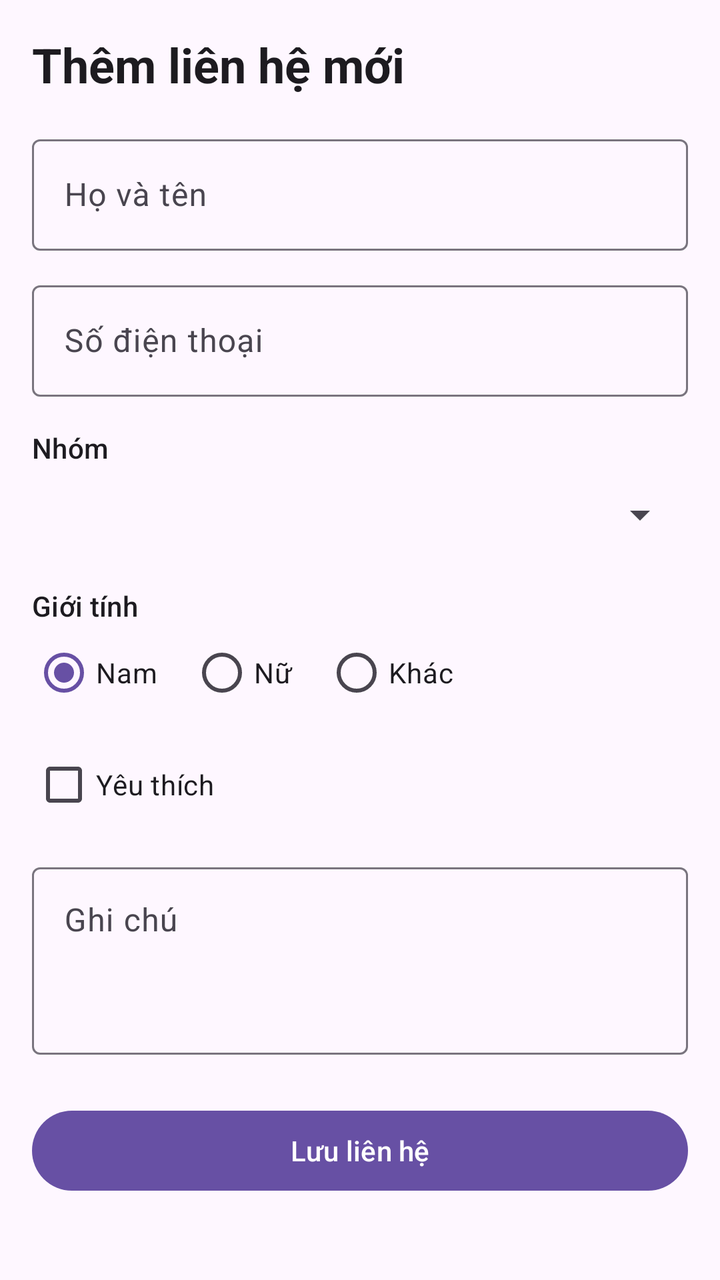
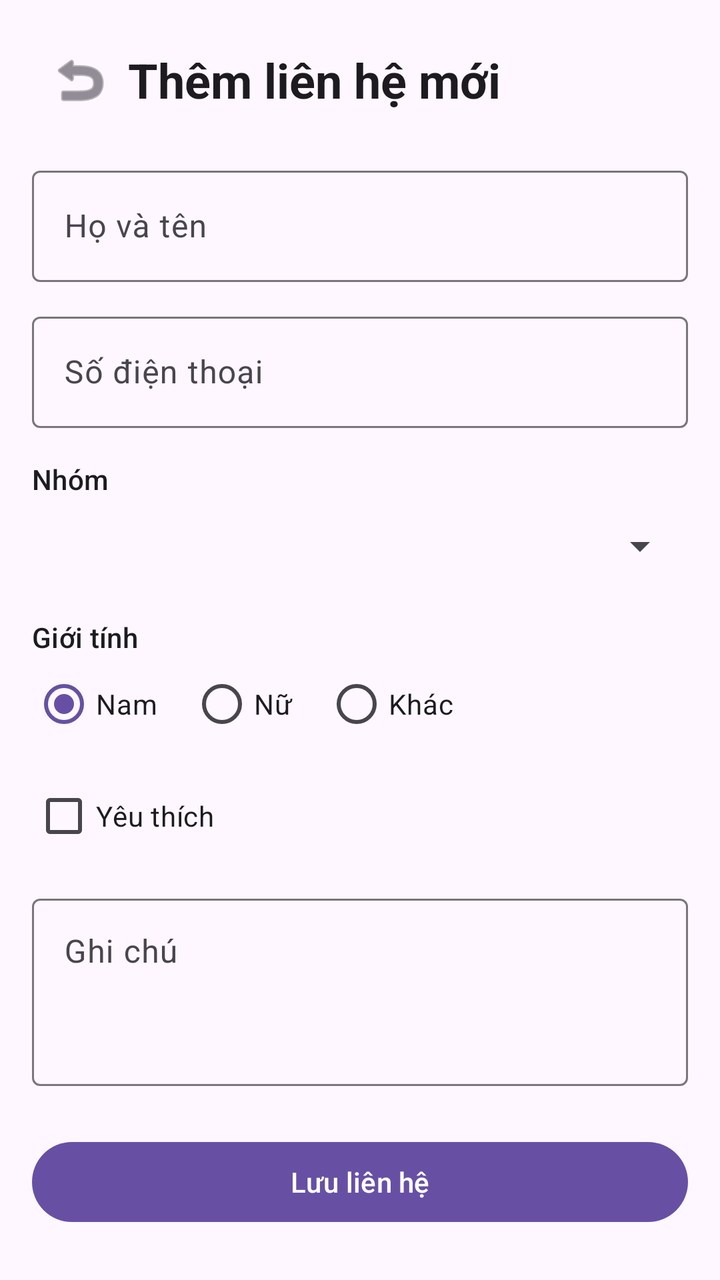

Compare the two renders of this Android layout. The source of the first and the diff that turns it into the second are given below.
<!-- AndroidManifest.xml: application theme Theme.ContactsManagement -->
<!-- res/layout/activity_add_contact.xml -->
<?xml version="1.0" encoding="utf-8"?>
<ScrollView xmlns:android="http://schemas.android.com/apk/res/android"
    xmlns:tools="http://schemas.android.com/tools"
    android:id="@+id/main"
    android:layout_width="match_parent"
    android:layout_height="match_parent"
    tools:context=".AddContactActivity">

    <LinearLayout
        android:layout_width="match_parent"
        android:layout_height="wrap_content"
        android:orientation="vertical"
        android:padding="16dp">

        <TextView
            android:layout_width="wrap_content"
            android:layout_height="wrap_content"
            android:layout_marginBottom="16dp"
            android:text="@string/add_contact_title"
            android:textAppearance="?attr/textAppearanceHeadlineSmall"
            android:textStyle="bold" />

        <com.google.android.material.textfield.TextInputLayout
            android:id="@+id/name_layout"
            android:layout_width="match_parent"
            android:layout_height="wrap_content"
            android:hint="@string/full_name">

            <com.google.android.material.textfield.TextInputEditText
                android:id="@+id/name_input"
                android:layout_width="match_parent"
                android:layout_height="wrap_content"
                android:inputType="textPersonName|textCapWords"
                android:maxLines="1" />
        </com.google.android.material.textfield.TextInputLayout>

        <com.google.android.material.textfield.TextInputLayout
            android:id="@+id/phone_layout"
            android:layout_width="match_parent"
            android:layout_height="wrap_content"
            android:layout_marginTop="12dp"
            android:hint="@string/phone_number">

            <com.google.android.material.textfield.TextInputEditText
                android:id="@+id/phone_input"
                android:layout_width="match_parent"
                android:layout_height="wrap_content"
                android:digits="0123456789"
                android:inputType="phone"
                android:maxLength="10"
                android:maxLines="1" />
        </com.google.android.material.textfield.TextInputLayout>

        <TextView
            android:layout_width="wrap_content"
            android:layout_height="wrap_content"
            android:layout_marginTop="16dp"
            android:text="@string/group"
            android:textAppearance="?attr/textAppearanceLabelLarge" />

        <Spinner
            android:id="@+id/group_spinner"
            android:layout_width="match_parent"
            android:layout_height="48dp"
            android:prompt="@string/choose_group"
            android:spinnerMode="dialog" />

        <TextView
            android:layout_width="wrap_content"
            android:layout_height="wrap_content"
            android:layout_marginTop="12dp"
            android:text="@string/gender"
            android:textAppearance="?attr/textAppearanceLabelLarge" />

        <RadioGroup
            android:id="@+id/gender_group"
            android:layout_width="match_parent"
            android:layout_height="wrap_content"
            android:checkedButton="@id/male_radio"
            android:orientation="horizontal">

            <RadioButton
                android:id="@+id/male_radio"
                android:layout_width="wrap_content"
                android:layout_height="wrap_content"
                android:layout_marginEnd="16dp"
                android:text="@string/male" />

            <RadioButton
                android:id="@+id/female_radio"
                android:layout_width="wrap_content"
                android:layout_height="wrap_content"
                android:layout_marginEnd="16dp"
                android:text="@string/female" />

            <RadioButton
                android:id="@+id/other_gender_radio"
                android:layout_width="wrap_content"
                android:layout_height="wrap_content"
                android:text="@string/other_gender" />
        </RadioGroup>

        <CheckBox
            android:id="@+id/favorite_checkbox"
            android:layout_width="wrap_content"
            android:layout_height="wrap_content"
            android:layout_marginTop="8dp"
            android:text="@string/favorite" />

        <com.google.android.material.textfield.TextInputLayout
            android:layout_width="match_parent"
            android:layout_height="wrap_content"
            android:layout_marginTop="12dp"
            android:hint="@string/note">

            <com.google.android.material.textfield.TextInputEditText
                android:id="@+id/note_input"
                android:layout_width="match_parent"
                android:layout_height="wrap_content"
                android:gravity="top"
                android:inputType="textMultiLine|textCapSentences"
                android:minLines="3" />
        </com.google.android.material.textfield.TextInputLayout>

        <Button
            android:id="@+id/save_button"
            android:layout_width="match_parent"
            android:layout_height="wrap_content"
            android:layout_marginTop="24dp"
            android:text="@string/save_contact" />
    </LinearLayout>

</ScrollView>
<!-- resources referenced by this layout -->
<resources>
  <string name="add_contact_title">Thêm liên hệ mới</string>
  <string name="choose_group">Chọn nhóm</string>
  <string name="favorite">Yêu thích</string>
  <string name="female">Nữ</string>
  <string name="full_name">Họ và tên</string>
  <string name="gender">Giới tính</string>
  <string name="group">Nhóm</string>
  <string name="male">Nam</string>
  <string name="note">Ghi chú</string>
  <string name="other_gender">Khác</string>
  <string name="phone_number">Số điện thoại</string>
  <string name="save_contact">Lưu liên hệ</string>
  <style name="Theme.ContactsManagement" parent="Base.Theme.ContactsManagement" />
  <style name="Base.Theme.ContactsManagement" parent="Theme.Material3.DayNight.NoActionBar">
      </style>
</resources>

<!-- the commit's change to res/layout/activity_add_contact.xml (unified diff, before → after) -->
@@ -12,13 +12,29 @@
         android:orientation="vertical"
         android:padding="16dp">
 
-        <TextView
-            android:layout_width="wrap_content"
+        <LinearLayout
+            android:layout_width="match_parent"
             android:layout_height="wrap_content"
-            android:layout_marginBottom="16dp"
-            android:text="@string/add_contact_title"
-            android:textAppearance="?attr/textAppearanceHeadlineSmall"
-            android:textStyle="bold" />
+            android:orientation="horizontal"
+            android:gravity="center_vertical"
+            android:layout_marginBottom="16dp">
+
+            <ImageButton
+                android:id="@+id/back_button"
+                android:layout_width="48dp"
+                android:layout_height="48dp"
+                android:background="?attr/selectableItemBackgroundBorderless"
+                android:contentDescription="@string/back"
+                android:src="@android:drawable/ic_menu_revert"
+                android:tint="?attr/colorControlNormal" />
+
+            <TextView
+                android:layout_width="wrap_content"
+                android:layout_height="wrap_content"
+                android:text="@string/add_contact_title"
+                android:textAppearance="?attr/textAppearanceHeadlineSmall"
+                android:textStyle="bold" />
+        </LinearLayout>
 
         <com.google.android.material.textfield.TextInputLayout
             android:id="@+id/name_layout"
<!-- resource entries referenced after the edit -->
@@ -1,6 +1,7 @@
 <!-- resources referenced by this layout -->
 <resources>
   <string name="add_contact_title">Thêm liên hệ mới</string>
+  <string name="back">Quay lại</string>
   <string name="choose_group">Chọn nhóm</string>
   <string name="favorite">Yêu thích</string>
   <string name="female">Nữ</string>
